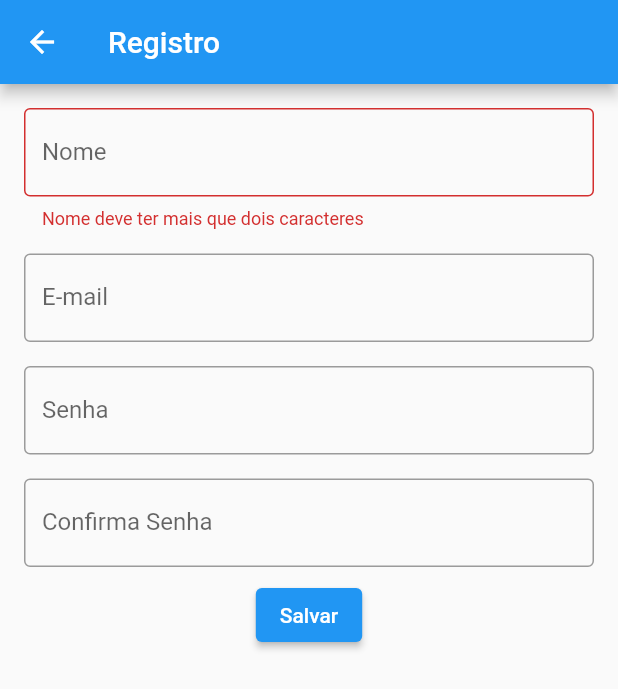
After one commit to ETEC-Pedro-Badran/2DSTecPAMI_2023_1s, a Flutter app: the RegistroPage screen opened by its route, after a tap on "Salvar", on a phone screen of 412 x 824 dp. The commit adds this screen. Shown: the top 689 px of the screen. Run offline on Flutter 3.47's test engine with Material 2 defaults, Android fonts, the phone set to English and light mode, and no system bars; our stand-ins replace font_awesome_flutter.

Commit message:
Visão , modelo e validação de formulário.

```diff
--- /dev/null
+++ b/loja/lib/form_registro.dart
@@ -0,0 +1,56 @@
+import 'package:flutter/material.dart';
+import 'package:loja/usuario_model.dart';
+
+class FormRegistro extends StatefulWidget {
+  const FormRegistro({super.key});
+
+  @override
+  State<FormRegistro> createState() => _FormRegistroState();
+}
+
+class _FormRegistroState extends State<FormRegistro> {
+  Usuario usuario = Usuario('', '', '');
+
+  final key = GlobalKey<FormState>();
+
+  @override
+  Widget build(BuildContext context) {
+    return Padding(
+      padding: const EdgeInsets.all(8.0),
+      child: Form(
+          key: key,
+          child: Column(
+            children: [
+              input(
+                'Nome',
+                validacao: (value) {
+                  if ((value?.length ?? 0) < 2) {
+                    return 'Nome deve ter mais que dois caracteres';
+                  } else {
+                    return null;
+                  }
+                },
+              ),
+              input('E-mail'),
+              input('Senha'),
+              input('Confirma Senha'),
+              ElevatedButton(
+                  onPressed: () {
+                    key.currentState?.validate();
+                  },
+                  child: Text('Salvar'))
+            ],
+          )),
+    );
+  }
+
+  input(String label, {String? Function(String? value)? validacao}) {
+    return Padding(
+      padding: const EdgeInsets.all(8.0),
+      child: TextFormField(
+          decoration:
+              InputDecoration(label: Text(label), border: OutlineInputBorder()),
+          validator: validacao),
+    );
+  }
+}
--- a/loja/lib/registro_page.dart
+++ b/loja/lib/registro_page.dart
@@ -1,10 +1,17 @@
 import 'package:flutter/material.dart';
+import 'package:loja/form_registro.dart';
 
 class RegistroPage extends StatelessWidget {
   const RegistroPage({super.key});
 
   @override
   Widget build(BuildContext context) {
-    return Container();
+    return Scaffold(
+      body: FormRegistro(),
+      appBar: AppBar(
+        title: Text('Registro'),
+      ),
+      resizeToAvoidBottomInset: false,
+    );
   }
 }
--- /dev/null
+++ b/loja/lib/usuario_model.dart
@@ -0,0 +1,7 @@
+class Usuario {
+  final String nome;
+  final String email;
+  final String senha;
+
+  Usuario(this.nome, this.email, this.senha);
+}
```
